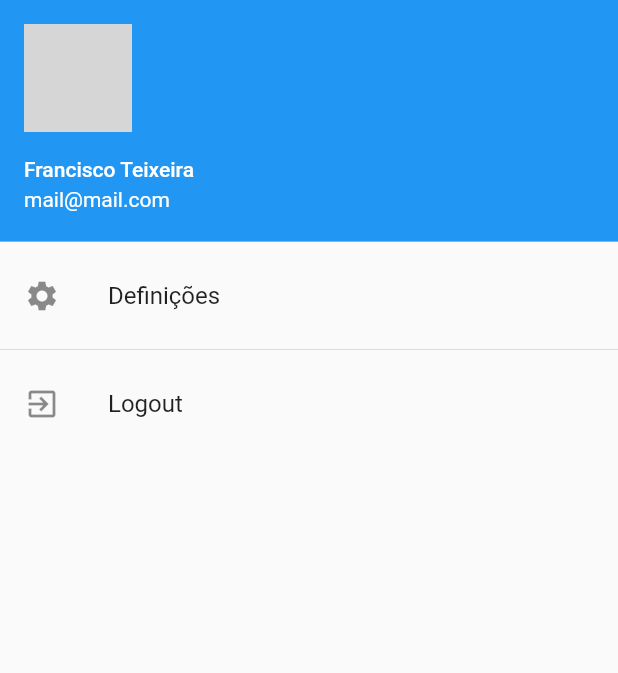
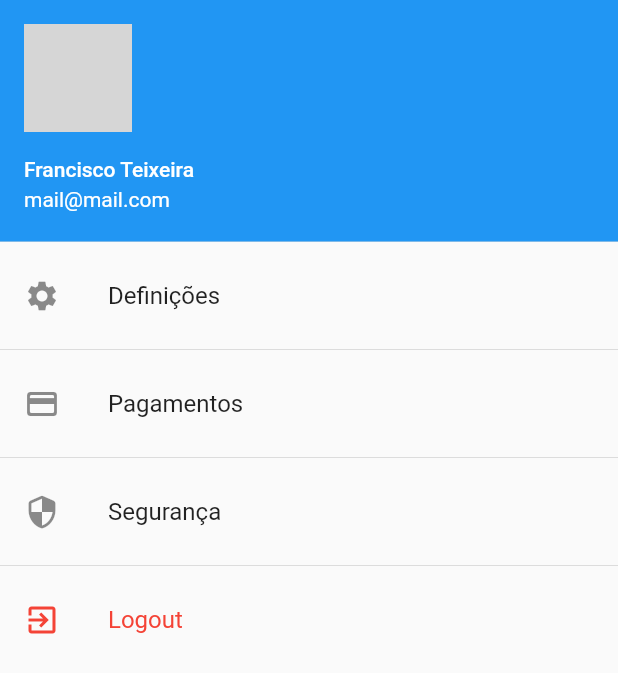
Before and after one commit to PECI-21-22-Grupo04/android-app, a Flutter app: the HomePage screen opened directly, after a tap on the "menu" icon, on a phone screen of 412 x 824 dp. Shown: the top 673 px of the screen. Run offline on Flutter 3.47's test engine with Material 2 defaults, Android fonts, the phone set to English and light mode, and no system bars; our stand-ins replace firebase_auth, firebase_core, google_sign_in; accounts and stored records are empty; network calls fail; grey boxes are pictures that could not be loaded.

Commit message:
Prevent going back to private pages after logout. Payment and security options on sidebar

```diff
--- a/runx/lib/api.dart
+++ b/runx/lib/api.dart
@@ -6,7 +6,7 @@ class APICaller {
   final String host = 'http://localhost:';
   final String port = '8080';
 
-// Create User
+// Create Client
   Future<String> createClient(
       {String? email, String? fname, String? lname}) async {
     final response = await http.post(
@@ -23,7 +23,7 @@ class APICaller {
     return response.body;
   }
 
-// Delete User
+// Delete Client
   Future<String> deleteClient({String? email}) async {
     final response = await http.post(
       Uri.parse(host + port + '/deleteClient'),
@@ -37,7 +37,7 @@ class APICaller {
     return response.body;
   }
 
-// Save User Information
+// Save Client Information
   Future<String> addClientInfo(
       {String? email,
       String? age,
--- a/runx/lib/device/devices.dart
+++ b/runx/lib/device/devices.dart
@@ -1,5 +1,7 @@
 // System Packages
 import 'package:flutter/material.dart';
+
+// Screens
 import 'package:runx/presentation/side_nav.dart';
 
 class Devices extends StatefulWidget {
@@ -16,9 +18,9 @@ class _DevicesState extends State<Devices> {
       appBar: AppBar(
         title: const Text('Dispositivos'),
         centerTitle: true,
-        toolbarHeight: 40,
+        toolbarHeight: 65,
         leading: IconButton(
-          iconSize: 25.0,
+          iconSize: 35.0,
           icon: const Icon(Icons.menu_rounded),
           onPressed: () {
             Navigator.of(context).push(
--- a/runx/lib/exercise/exercises.dart
+++ b/runx/lib/exercise/exercises.dart
@@ -1,5 +1,7 @@
 // System Packages
 import 'package:flutter/material.dart';
+
+// Screens
 import 'package:runx/presentation/side_nav.dart';
 
 class Exercises extends StatefulWidget {
@@ -16,9 +18,9 @@ class _ExercisesState extends State<Exercises> {
       appBar: AppBar(
         title: const Text('Exercicios'),
         centerTitle: true,
-        toolbarHeight: 40,
+        toolbarHeight: 65,
         leading: IconButton(
-          iconSize: 25.0,
+          iconSize: 35.0,
           icon: const Icon(Icons.menu_rounded),
           onPressed: () {
             Navigator.of(context).push(
--- a/runx/lib/instructor/instructor.dart
+++ b/runx/lib/instructor/instructor.dart
@@ -1,5 +1,7 @@
 // System Packages
 import 'package:flutter/material.dart';
+
+// Screens
 import 'package:runx/presentation/side_nav.dart';
 
 class Instructor extends StatefulWidget {
@@ -16,9 +18,9 @@ class _InstructorState extends State<Instructor> {
         appBar: AppBar(
       title: const Text('Instrutor'),
       centerTitle: true,
-      toolbarHeight: 40,
+      toolbarHeight: 65,
       leading: IconButton(
-        iconSize: 25.0,
+        iconSize: 35.0,
         icon: const Icon(Icons.menu_rounded),
         onPressed: () {
           Navigator.of(context).push(
--- a/runx/lib/main.dart
+++ b/runx/lib/main.dart
@@ -22,11 +22,11 @@ class MyApp extends StatelessWidget {
       title: 'RunX',
       theme: ThemeData(
         brightness: Brightness.light,
-        /* light theme settings */
+        /* light theme settings --> Controled by user cellphone settings*/
       ),
       darkTheme: ThemeData(
         brightness: Brightness.dark,
-        /* dark theme settings */
+        /* dark theme settings --> Controled by user cellphone settings*/
       ),
       themeMode: ThemeMode.system,
       home: const Initial(title: 'RunX'),
--- a/runx/lib/presentation/page_nav.dart
+++ b/runx/lib/presentation/page_nav.dart
@@ -3,10 +3,10 @@ import 'package:flutter/material.dart';
 
 // Screens
 import 'package:runx/user_profile/homepage.dart';
+import 'package:runx/user_profile/profile.dart';
 import 'package:runx/exercise/exercises.dart';
 import 'package:runx/device/devices.dart';
 import 'package:runx/instructor/instructor.dart';
-import 'package:runx/user_profile/profile.dart';
 
 class PageNav extends StatefulWidget {
   const PageNav({Key? key}) : super(key: key);
--- a/runx/lib/presentation/side_nav.dart
+++ b/runx/lib/presentation/side_nav.dart
@@ -1,3 +1,4 @@
+// System Packages
 import 'package:flutter/material.dart';
 
 // Logic
@@ -21,7 +22,6 @@ class _SideNavState extends State<SideNav> {
     const user = UserData.myUser;
     return Drawer(
       child: ListView(
-        // Remove padding
         padding: EdgeInsets.zero,
         children: [
           UserAccountsDrawerHeader(
@@ -38,6 +38,8 @@ class _SideNavState extends State<SideNav> {
               ),
             ),
           ),
+
+          // Settings Button
           ListTile(
             leading: const Icon(Icons.settings),
             title: const Text('Definições'),
@@ -46,19 +48,37 @@ class _SideNavState extends State<SideNav> {
                   MaterialPageRoute(builder: (context) => const Settings()));
             },
           ),
+
+          // Payments Button
           const Divider(),
           ListTile(
-            title: const Text('Logout'),
-            leading: const Icon(Icons.exit_to_app),
-            onTap: () {
-              FirebaseAuthenticationCaller()
-                  .signOut()
-                  .then((_) => Navigator.pushReplacement(
-                        context,
-                        MaterialPageRoute(builder: (contex) => const Login()),
-                      ));
-            },
-          ),
+              title: const Text('Pagamentos'),
+              leading: const Icon(Icons.payment_rounded),
+              onTap: () {/* IR PARA PAGINA DE PAGAMENTOS */}),
+
+          // Security Button
+          const Divider(),
+          ListTile(
+              title: const Text('Segurança'),
+              leading: const Icon(Icons.security_rounded),
+              onTap: () {/* IR PARA PAGINA DE SEGURANÇA */}),
+
+          // Logout Button
+          const Divider(),
+          ListTile(
+              title: const Text('Logout'),
+              leading: const Icon(Icons.exit_to_app),
+              iconColor: Colors.red,
+              textColor: Colors.red,
+              onTap: () {
+                FirebaseAuthenticationCaller().signOut().then((value) {
+                  Navigator.pushAndRemoveUntil<void>(
+                      context,
+                      MaterialPageRoute<void>(
+                          builder: (BuildContext context) => const Login()),
+                      (Route<dynamic> route) => false);
+                });
+              }),
         ],
       ),
     );
--- a/runx/lib/profile/editprofile.dart
+++ b/runx/lib/profile/editprofile.dart
@@ -1,8 +1,11 @@
+// System Packages
 import 'package:flutter/material.dart';
+
+// Screens
+import 'package:runx/profile/textfieldwidget.dart';
 import 'package:runx/profile/profilewidget.dart';
 import 'package:runx/profile/user.dart';
 import 'package:runx/profile/userdata.dart';
-import 'package:runx/profile/textfieldwidget.dart';
 
 class EditProfile extends StatefulWidget {
   const EditProfile({Key? key}) : super(key: key);
--- a/runx/lib/profile/profilewidget.dart
+++ b/runx/lib/profile/profilewidget.dart
@@ -1,3 +1,4 @@
+// System Packages
 import 'package:flutter/material.dart';
 
 class ProfileWidget extends StatelessWidget {
--- a/runx/lib/profile/textfieldwidget.dart
+++ b/runx/lib/profile/textfieldwidget.dart
@@ -1,3 +1,4 @@
+// System Packages
 import 'package:flutter/material.dart';
 
 class TextFieldWidget extends StatefulWidget {
--- a/runx/lib/profile/userdata.dart
+++ b/runx/lib/profile/userdata.dart
@@ -1,3 +1,4 @@
+// Screens
 import 'package:runx/profile/user.dart';
 
 class UserData {
--- a/runx/lib/user_profile/homepage.dart
+++ b/runx/lib/user_profile/homepage.dart
@@ -2,11 +2,7 @@
 import 'package:firebase_auth/firebase_auth.dart';
 import 'package:flutter/material.dart';
 
-// Logic
-import 'package:runx/authentication/firebase.dart';
-
 // Screens
-import 'package:runx/authentication/sign_in.dart';
 import 'package:runx/presentation/side_nav.dart';
 
 class HomePage extends StatefulWidget {
@@ -24,9 +20,9 @@ class _HomePageState extends State<HomePage> {
         appBar: AppBar(
           title: const Text('Inicio'),
           centerTitle: true,
-          toolbarHeight: 40,
+          toolbarHeight: 65,
           leading: IconButton(
-            iconSize: 25.0,
+            iconSize: 35.0,
             icon: const Icon(Icons.menu_rounded),
             onPressed: () {
               Navigator.of(context).push(
@@ -43,18 +39,6 @@ class _HomePageState extends State<HomePage> {
               "\nVERIFIED? --> " +
               (FirebaseAuth.instance.currentUser?.emailVerified).toString()),
         ),
-        floatingActionButton: FloatingActionButton(
-          onPressed: () {
-            FirebaseAuthenticationCaller()
-                .signOut()
-                .then((_) => Navigator.pushReplacement(
-                      context,
-                      MaterialPageRoute(builder: (contex) => const Login()),
-                    ));
-          },
-          child: const Icon(Icons.logout),
-          tooltip: 'Logout',
-        ),
       ),
     );
   }
```
Also changed, not shown: runx/lib/authentication/sign_up.dart (+6 -1 lines), runx/lib/user_profile/profile.dart (+5 -2 lines), runx/lib/user_profile/settings.dart (+9 -10 lines).
